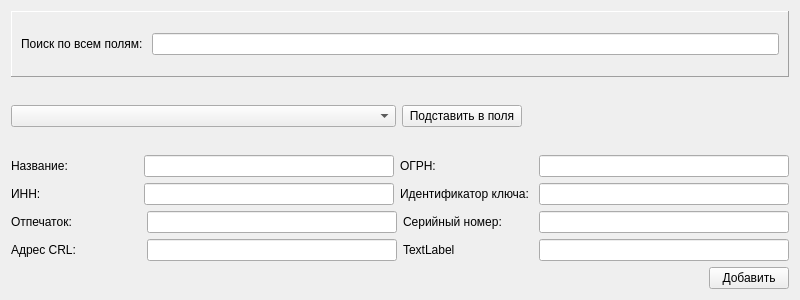
The window that sub_main_add.ui (MrSaerus/E-TrustCRLparsing) describes before a commit, drawn with Qt 5.
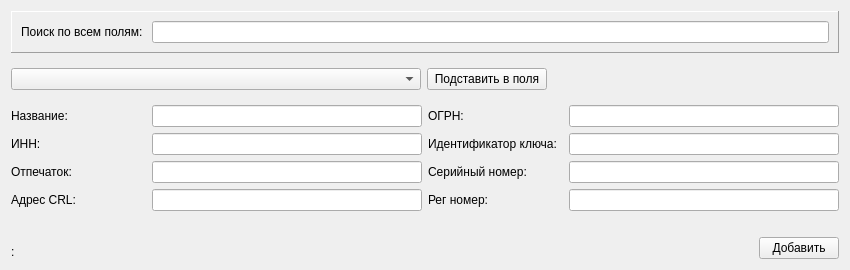
The same window after the commit.

```diff
--- a/sub_main_add.ui
+++ b/sub_main_add.ui
@@ -5,6 +5,14 @@
   <property name="enabled">
    <bool>true</bool>
   </property>
+  <property name="geometry">
+   <rect>
+    <x>0</x>
+    <y>0</y>
+    <width>850</width>
+    <height>270</height>
+   </rect>
+  </property>
   <property name="sizePolicy">
    <sizepolicy hsizetype="Fixed" vsizetype="Fixed">
     <horstretch>0</horstretch>
@@ -13,14 +21,14 @@
   </property>
   <property name="minimumSize">
    <size>
-    <width>800</width>
-    <height>300</height>
+    <width>850</width>
+    <height>270</height>
    </size>
   </property>
   <property name="maximumSize">
    <size>
-    <width>800</width>
-    <height>300</height>
+    <width>850</width>
+    <height>270</height>
    </size>
   </property>
   <property name="sizeIncrement">
@@ -93,7 +101,7 @@
               </property>
               <property name="minimumSize">
                <size>
-                <width>385</width>
+                <width>410</width>
                 <height>0</height>
                </size>
               </property>
@@ -148,13 +156,13 @@
              </property>
              <property name="minimumSize">
               <size>
-               <width>250</width>
+               <width>270</width>
                <height>0</height>
               </size>
              </property>
              <property name="maximumSize">
               <size>
-               <width>250</width>
+               <width>270</width>
                <height>16777215</height>
               </size>
              </property>
@@ -181,13 +189,13 @@
              </property>
              <property name="minimumSize">
               <size>
-               <width>250</width>
+               <width>270</width>
                <height>0</height>
               </size>
              </property>
              <property name="maximumSize">
               <size>
-               <width>250</width>
+               <width>270</width>
                <height>16777215</height>
               </size>
              </property>
@@ -218,13 +226,13 @@
              </property>
              <property name="minimumSize">
               <size>
-               <width>250</width>
+               <width>270</width>
                <height>0</height>
               </size>
              </property>
              <property name="maximumSize">
               <size>
-               <width>250</width>
+               <width>270</width>
                <height>16777215</height>
               </size>
              </property>
@@ -251,13 +259,13 @@
              </property>
              <property name="minimumSize">
               <size>
-               <width>250</width>
+               <width>270</width>
                <height>0</height>
               </size>
              </property>
              <property name="maximumSize">
               <size>
-               <width>250</width>
+               <width>270</width>
                <height>16777215</height>
               </size>
              </property>
@@ -292,13 +300,13 @@
              </property>
              <property name="minimumSize">
               <size>
-               <width>250</width>
+               <width>270</width>
                <height>0</height>
               </size>
              </property>
              <property name="maximumSize">
               <size>
-               <width>250</width>
+               <width>270</width>
                <height>16777215</height>
               </size>
              </property>
@@ -325,13 +333,13 @@
              </property>
              <property name="minimumSize">
               <size>
-               <width>250</width>
+               <width>270</width>
                <height>0</height>
               </size>
              </property>
              <property name="maximumSize">
               <size>
-               <width>250</width>
+               <width>270</width>
                <height>16777215</height>
               </size>
              </property>
@@ -362,13 +370,13 @@
              </property>
              <property name="minimumSize">
               <size>
-               <width>250</width>
+               <width>270</width>
                <height>0</height>
               </size>
              </property>
              <property name="maximumSize">
               <size>
-               <width>250</width>
+               <width>270</width>
                <height>16777215</height>
               </size>
              </property>
@@ -381,7 +389,7 @@
            <item>
             <widget class="QLabel" name="label_9">
              <property name="text">
-              <string>TextLabel</string>
+              <string>Рег номер:</string>
              </property>
             </widget>
            </item>
@@ -395,13 +403,13 @@
              </property>
              <property name="minimumSize">
               <size>
-               <width>250</width>
+               <width>270</width>
                <height>0</height>
               </size>
              </property>
              <property name="maximumSize">
               <size>
-               <width>250</width>
+               <width>270</width>
                <height>16777215</height>
               </size>
              </property>
@@ -415,12 +423,71 @@
      </item>
     </layout>
    </item>
-   <item alignment="Qt::AlignRight">
-    <widget class="QPushButton" name="pushButton_2">
-     <property name="text">
-      <string>Добавить</string>
-     </property>
-    </widget>
+   <item>
+    <layout class="QHBoxLayout" name="horizontalLayout_8">
+     <item alignment="Qt::AlignBottom">
+      <widget class="QFrame" name="frame_3">
+       <property name="frameShape">
+        <enum>QFrame::NoFrame</enum>
+       </property>
+       <property name="frameShadow">
+        <enum>QFrame::Raised</enum>
+       </property>
+       <layout class="QHBoxLayout" name="horizontalLayout_12">
+        <property name="leftMargin">
+         <number>0</number>
+        </property>
+        <property name="topMargin">
+         <number>0</number>
+        </property>
+        <property name="rightMargin">
+         <number>0</number>
+        </property>
+        <property name="bottomMargin">
+         <number>0</number>
+        </property>
+        <item alignment="Qt::AlignLeft">
+         <widget class="QLabel" name="label_10">
+          <property name="text">
+           <string>:</string>
+          </property>
+         </widget>
+        </item>
+       </layout>
+      </widget>
+     </item>
+     <item alignment="Qt::AlignRight|Qt::AlignBottom">
+      <widget class="QFrame" name="frame_2">
+       <property name="frameShape">
+        <enum>QFrame::NoFrame</enum>
+       </property>
+       <property name="frameShadow">
+        <enum>QFrame::Raised</enum>
+       </property>
+       <layout class="QVBoxLayout" name="verticalLayout_8">
+        <property name="leftMargin">
+         <number>0</number>
+        </property>
+        <property name="topMargin">
+         <number>0</number>
+        </property>
+        <property name="rightMargin">
+         <number>0</number>
+        </property>
+        <property name="bottomMargin">
+         <number>0</number>
+        </property>
+        <item>
+         <widget class="QPushButton" name="pushButton_2">
+          <property name="text">
+           <string>Добавить</string>
+          </property>
+         </widget>
+        </item>
+       </layout>
+      </widget>
+     </item>
+    </layout>
    </item>
   </layout>
  </widget>
```
Left out of the diff: 8 changed lines with no effect on the pictures.
